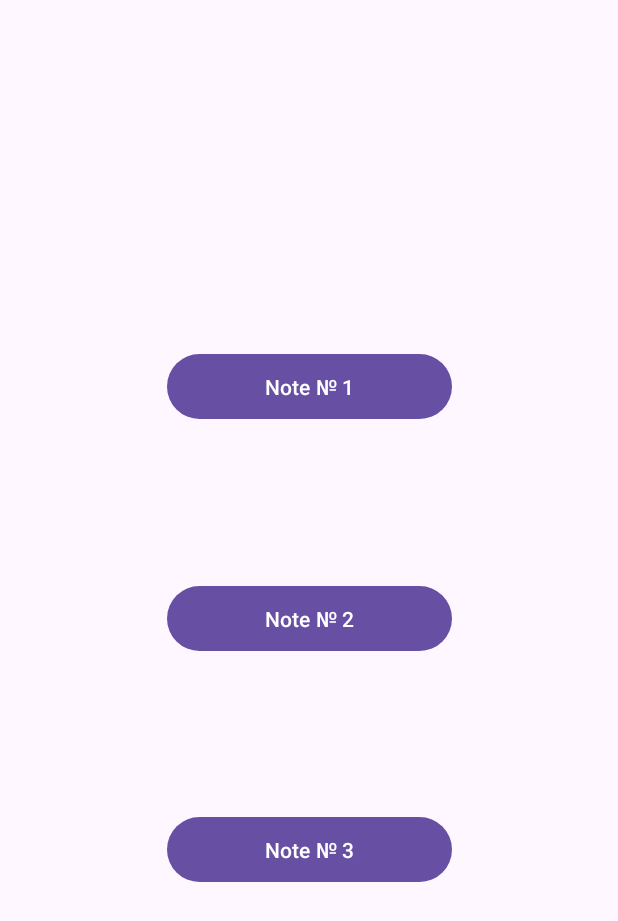
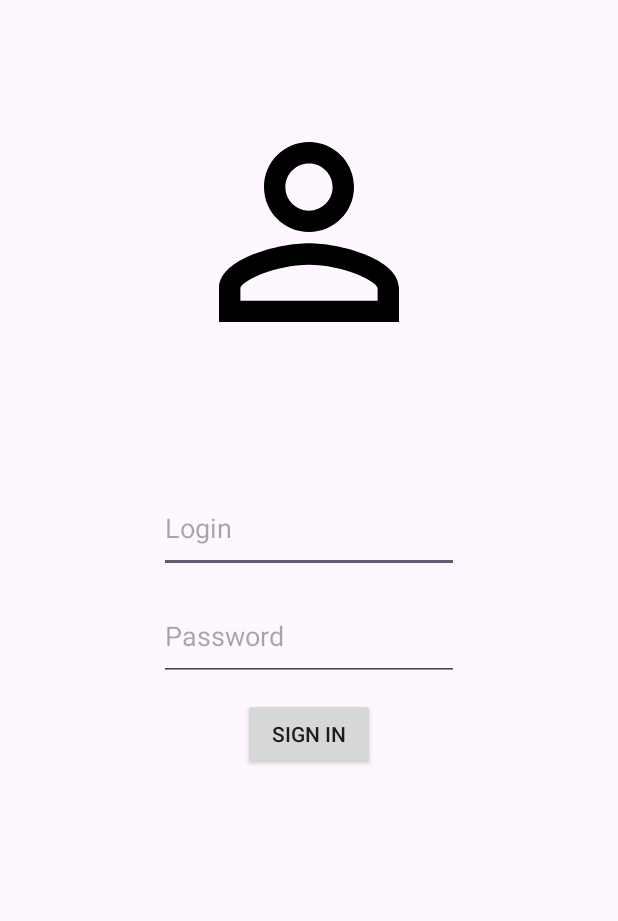
Before and after one commit to IvanMazko/AndroidHomework, an Android app: the screen it shows after launch (MainActivity before the commit, RegistrationActivity after it), on a phone screen of 412 x 824 dp. Shown: the top 921 px of the screen. Run offline under Robolectric (Android 15) with nearby library versions, the phone set to English and light mode, and no system bars.

Commit message:
feat: made ht18

```diff
--- a/app/src/main/java/com/example/androidhomework/ht16/SplashActivity.kt
+++ b/app/src/main/java/com/example/androidhomework/ht16/SplashActivity.kt
@@ -6,6 +6,7 @@ import android.os.Handler
 import androidx.activity.enableEdgeToEdge
 import androidx.appcompat.app.AppCompatActivity
 import com.example.androidhomework.R
+import com.example.androidhomework.ht18.RegistrationActivity
 
 class SplashActivity : AppCompatActivity() {
     override fun onCreate(savedInstanceState: Bundle?) {
@@ -13,7 +14,7 @@ class SplashActivity : AppCompatActivity() {
         enableEdgeToEdge()
         setContentView(R.layout.activity_splash)
         Handler().postDelayed({
-            val intent = Intent(this@SplashActivity, MainActivity::class.java)
+            val intent = Intent(this@SplashActivity, RegistrationActivity::class.java)
             startActivity(intent)
             finish()
         },3000)
--- /dev/null
+++ b/app/src/main/java/com/example/androidhomework/ht18/RegistrationActivity.kt
@@ -0,0 +1,44 @@
+package com.example.androidhomework.ht18
+
+import android.content.Intent
+import android.os.Bundle
+import android.widget.Button
+import android.widget.Toast
+import androidx.activity.enableEdgeToEdge
+import androidx.appcompat.app.AppCompatActivity
+import androidx.appcompat.widget.AppCompatEditText
+import androidx.core.view.ViewCompat
+import androidx.core.view.WindowInsetsCompat
+import com.example.androidhomework.R
+import com.example.androidhomework.ht16.MainActivity
+
+class RegistrationActivity : AppCompatActivity() {
+    override fun onCreate(savedInstanceState: Bundle?) {
+        super.onCreate(savedInstanceState)
+        enableEdgeToEdge()
+        setContentView(R.layout.activity_registration)
+
+        var login: AppCompatEditText? = null
+        var password: AppCompatEditText? = null
+
+        login = findViewById(R.id.login_et)
+        password = findViewById(R.id.password_et)
+
+        val button = findViewById<Button>(R.id.sign_up_btn)
+
+
+        button.setOnClickListener {
+            if (login.text.toString().isEmpty() || password.text.toString().isEmpty()) {
+                Toast.makeText(this, "You have not filled in the fields for entry!", Toast.LENGTH_SHORT).show()
+            } else {
+                val intent = Intent(this, MainActivity::class.java).also {
+                    it.putExtra("username", login.text.toString())
+                    startActivity(it)
+                }
+
+            }
+        }
+
+
+    }
+}
--- /dev/null
+++ b/app/src/main/res/drawable/baseline_note_add_24.xml
@@ -0,0 +1,5 @@
+<vector xmlns:android="http://schemas.android.com/apk/res/android" android:autoMirrored="true" android:height="24dp" android:tint="#0083FD" android:viewportHeight="24" android:viewportWidth="24" android:width="24dp">
+
+    <path android:fillColor="@android:color/white" android:pathData="M14,2L6,2c-1.1,0 -1.99,0.9 -1.99,2L4,20c0,1.1 0.89,2 1.99,2L18,22c1.1,0 2,-0.9 2,-2L20,8l-6,-6zM16,16h-3v3h-2v-3L8,16v-2h3v-3h2v3h3v2zM13,9L13,3.5L18.5,9L13,9z"/>
+
+</vector>
--- /dev/null
+++ b/app/src/main/res/drawable/baseline_perm_identity_24.xml
@@ -0,0 +1,5 @@
+<vector xmlns:android="http://schemas.android.com/apk/res/android" android:height="24dp" android:tint="#000000" android:viewportHeight="24" android:viewportWidth="24" android:width="24dp">
+
+    <path android:fillColor="@android:color/white" android:pathData="M12,5.9c1.16,0 2.1,0.94 2.1,2.1s-0.94,2.1 -2.1,2.1S9.9,9.16 9.9,8s0.94,-2.1 2.1,-2.1m0,9c2.97,0 6.1,1.46 6.1,2.1v1.1L5.9,18.1L5.9,17c0,-0.64 3.13,-2.1 6.1,-2.1M12,4C9.79,4 8,5.79 8,8s1.79,4 4,4 4,-1.79 4,-4 -1.79,-4 -4,-4zM12,13c-2.67,0 -8,1.34 -8,4v3h16v-3c0,-2.66 -5.33,-4 -8,-4z"/>
+
+</vector>
--- /dev/null
+++ b/app/src/main/res/layout/activity_registration.xml
@@ -0,0 +1,57 @@
+<?xml version="1.0" encoding="utf-8"?>
+<androidx.constraintlayout.widget.ConstraintLayout xmlns:android="http://schemas.android.com/apk/res/android"
+    xmlns:app="http://schemas.android.com/apk/res-auto"
+    xmlns:tools="http://schemas.android.com/tools"
+    android:id="@+id/main"
+    android:layout_width="match_parent"
+    android:layout_height="match_parent"
+    tools:context=".ht18.RegistrationActivity">
+
+    <androidx.appcompat.widget.AppCompatImageView
+        android:layout_width="180dp"
+        android:layout_height="180dp"
+        app:layout_constraintStart_toStartOf="parent"
+        app:layout_constraintEnd_toEndOf="parent"
+        app:layout_constraintTop_toTopOf="parent"
+        app:layout_constraintBottom_toBottomOf="parent"
+        app:layout_constraintVertical_bias="0.1"
+        android:background="@drawable/baseline_perm_identity_24"/>
+
+    <androidx.appcompat.widget.AppCompatEditText
+        android:id="@+id/login_et"
+        android:layout_width="200dp"
+        android:layout_height="60dp"
+        android:layout_marginBottom="48dp"
+        android:hint="Login"
+        app:layout_constraintTop_toTopOf="parent"
+        app:layout_constraintBottom_toBottomOf="parent"
+        app:layout_constraintEnd_toEndOf="parent"
+        app:layout_constraintVertical_bias="0.45"
+        app:layout_constraintStart_toStartOf="parent"/>
+
+    <androidx.appcompat.widget.AppCompatEditText
+        android:id="@+id/password_et"
+        android:layout_width="200dp"
+        android:layout_height="60dp"
+        android:layout_marginBottom="48dp"
+        android:hint="Password"
+        android:inputType="number"
+        app:layout_constraintTop_toTopOf="parent"
+        app:layout_constraintBottom_toBottomOf="parent"
+        app:layout_constraintEnd_toEndOf="parent"
+        app:layout_constraintStart_toStartOf="parent"
+        app:layout_constraintVertical_bias="0.55"/>
+
+    <androidx.appcompat.widget.AppCompatButton
+        android:id="@+id/sign_up_btn"
+        android:layout_width="wrap_content"
+        android:layout_height="wrap_content"
+        android:text="Sign in"
+        app:layout_constraintTop_toTopOf="parent"
+        app:layout_constraintBottom_toBottomOf="parent"
+        app:layout_constraintEnd_toEndOf="parent"
+        app:layout_constraintStart_toStartOf="parent"
+        app:layout_constraintVertical_bias="0.6"/>
+
+
+</androidx.constraintlayout.widget.ConstraintLayout>
```
Also changed, not shown: app/src/main/AndroidManifest.xml (+6 -4 lines), app/src/main/java/com/example/androidhomework/ht16/MainActivity.kt (+7 -0 lines), app/src/main/res/layout-w1240dp/activity_login.xml (deleted, +0 -70 lines), app/src/main/res/layout-w936dp/activity_login.xml (deleted, +0 -77 lines), app/src/main/res/layout/activity_main.xml (+14 -1 lines), app/src/main/res/values/styles.xml (deleted, +0 -19 lines).
